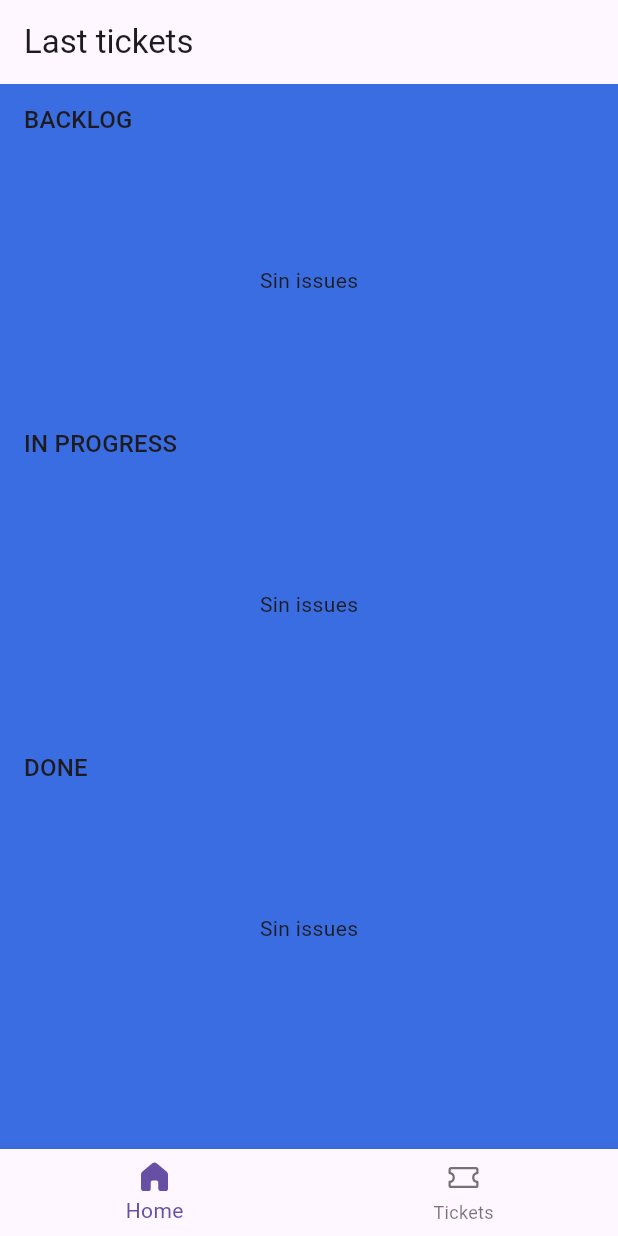
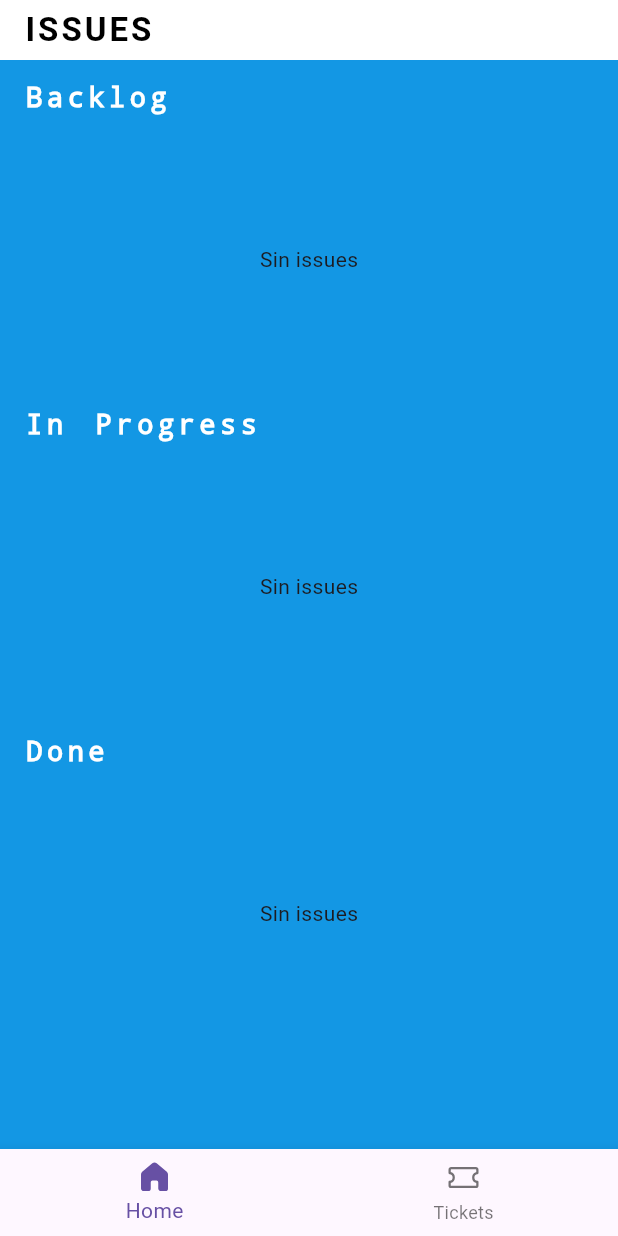
Before and after one commit to youbinarey/Kanban-Issues-App, a Flutter app: the screen it shows after launch, on a phone screen of 412 x 824 dp. Run offline on Flutter 3.47's test engine with Material 3 defaults, Android fonts, the phone set to English and light mode, and no system bars; our stand-ins replace fluentui_icons.

Commit message:
refactor: update UI home components

```diff
--- a/lib/views/home_view.dart
+++ b/lib/views/home_view.dart
@@ -4,7 +4,10 @@ import 'package:fluentui_icons/fluentui_icons.dart';
 import 'package:flutter/material.dart';
 import 'package:flutter/services.dart';
 import 'package:kanban_issues_app/models/issue.dart';
+import 'package:kanban_issues_app/res/app_styles.dart';
 import 'package:kanban_issues_app/widgets/issues/issue_card.dart';
+
+import '../widgets/issues/status_dropdow_issue.dart';
 
 class HomeView extends StatefulWidget {
   const HomeView({super.key});
@@ -36,8 +39,12 @@ class _HomeViewState extends State<HomeView> {
   @override
   Widget build(BuildContext context) {
     return Scaffold(
-      backgroundColor: const Color(0xFF3A6DE2),
-      appBar: AppBar(title: const Text('Last tickets')),
+      backgroundColor:Color.fromARGB(255, 19, 151, 228),
+      appBar: PreferredSize(
+        preferredSize: const Size.fromHeight(40),
+        child: AppBar(title: const Text('ISSUES', style: TextStyle(color: Colors.black, fontWeight: FontWeight.bold, letterSpacing: 2)), backgroundColor:const Color.fromARGB(255, 255, 255, 255),
+),
+      ),
       body: ListView.separated(
         padding: const EdgeInsets.symmetric(horizontal: 16, vertical: 12),
         itemCount: 3,
@@ -46,16 +53,16 @@ class _HomeViewState extends State<HomeView> {
         itemBuilder: (_, i) {
           switch (i) {
             case 0:
-              return _issuesLane(context, 'BACKLOG', IssueStatus.backlog);
+              return _issuesLane(context, IssueStatus.backlog);
             case 1:
               return _issuesLane(
                 context,
-                'IN PROGRESS',
                 IssueStatus.inProgress,
               );
             default:
-              return _issuesLane(context, 'DONE', IssueStatus.done);
+              return _issuesLane(context, IssueStatus.done);
           }
+
         },
       ),
       bottomNavigationBar: BottomNavigationBar(
@@ -76,7 +83,7 @@ class _HomeViewState extends State<HomeView> {
     );
   }
 
-  Widget _issuesLane(BuildContext context, String title, IssueStatus status) {
+  Widget _issuesLane(BuildContext context, IssueStatus status) {
     const cardWidth = 300.0;
     const cardHeight = 150.0;
     final items = _issues.where((i) => i.status == status).toList();
@@ -84,7 +91,11 @@ class _HomeViewState extends State<HomeView> {
     return Column(
       crossAxisAlignment: CrossAxisAlignment.start,
       children: [
-        Text(title, style: Theme.of(context).textTheme.titleMedium),
+        Text(
+          StatusDropdownPill.statusLabel(status),
+          style: TextStyle(fontSize: 18, fontWeight: FontWeight.bold, fontFamily: 'monospace',letterSpacing: 3, wordSpacing: 5)
+              .copyWith(color: AppColor.issueTypeTitle),
+        ),
         const SizedBox(height: 8),
         SizedBox(
           height: cardHeight + 24,
```
